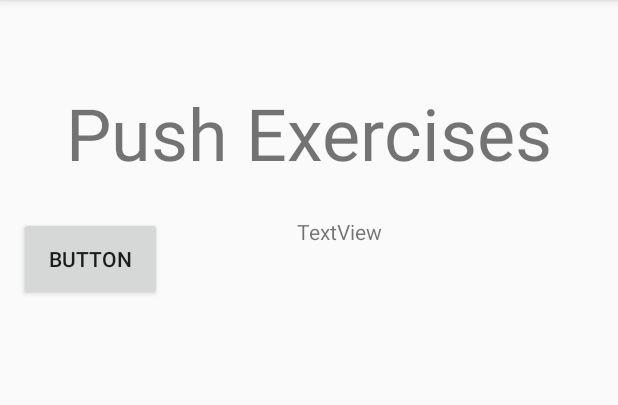
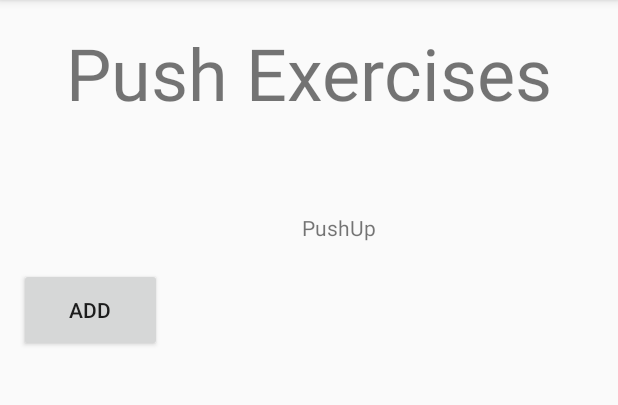
Before and after one commit to tecktim/CaliFit, an Android app: the WorkoutActivity screen opened directly, with no data from a screen before it, after a tap on "ADD PUSH EXERCISE", on a phone screen of 412 x 824 dp, the part 84-489 px from its top. Run offline under Robolectric (Android 15) with nearby library versions, the phone set to English and light mode, and no system bars.

Commit message:
Als nächste von Exercise zu Workout nur die Exercise rüberparcelln und in Workout dann zum EINZIGEN Model adden prost

```diff
--- a/app/src/main/java/com/example/CaliFit/ExerciseActivity.java
+++ b/app/src/main/java/com/example/CaliFit/ExerciseActivity.java
@@ -3,22 +3,55 @@ package com.example.CaliFit;
 import android.content.Intent;
 import android.support.v7.app.AppCompatActivity;
 import android.os.Bundle;
+import android.view.View;
+import android.widget.Button;
 import android.widget.TextView;
 
-public class ExerciseActivity extends AppCompatActivity {
 
+public class ExerciseActivity extends AppCompatActivity implements ExerciseActivityPresenter.ViewInterface{
+
+
+    ExerciseActivityPresenter exerciseActivityPresenter;
     @Override
     protected void onCreate(Bundle savedInstanceState) {
         super.onCreate(savedInstanceState);
         setContentView(R.layout.activity_exercise);
         Intent receivedIntent = getIntent();
+
+        exerciseActivityPresenter  = new ExerciseActivityPresenter(receivedIntent.<Model>getParcelableExtra("modelParcel"), this);
+
         TextView namePreviewExercise = (TextView) findViewById(R.id.namePreviewExercise);
         namePreviewExercise.setText(receivedIntent.getCharSequenceExtra(receivedIntent.EXTRA_TEXT));
+
+
+
+
+
+        Button addButtonPushUp = findViewById(R.id.addButtonPushup);
+        addButtonPushUp.setOnClickListener(new View.OnClickListener() {
+            @Override
+            public void onClick(View v) {
+                Exercise PushUp = new Exercise("Push up", Exercise.Category.Push);
+                exerciseActivityPresenter.addExercise(PushUp);
+            }
+        });
+
+
+
 
     }
 
     @Override
-    protected  void onPause(){
+    public void finish() {
+        Intent returnModel = new Intent();
+        returnModel.putExtra("modelParcel", exerciseActivityPresenter.getModel());
+        setResult(RESULT_OK, returnModel);
+
+        super.finish();
+    }
+
+    @Override
+    protected void onPause(){
         super.onPause();
 
     }
--- /dev/null
+++ b/app/src/main/java/com/example/CaliFit/ExerciseActivityPresenter.java
@@ -0,0 +1,25 @@
+package com.example.CaliFit;
+
+import android.support.v7.widget.ButtonBarLayout;
+
+public class ExerciseActivityPresenter {
+    private Model model;
+    private ViewInterface viewInterface;
+
+    public ExerciseActivityPresenter(Model model, ViewInterface viewInterface) {
+        this.model = model;
+        this.viewInterface = viewInterface;
+    }
+
+    public void addExercise(Exercise exercise) {
+        model.addListItem(exercise);
+    }
+
+    public Model getModel() {
+        return this.model;
+    }
+
+
+    public interface ViewInterface{
+    }
+}
--- a/app/src/main/java/com/example/CaliFit/HomeActivity.java
+++ b/app/src/main/java/com/example/CaliFit/HomeActivity.java
@@ -22,6 +22,7 @@ public class HomeActivity extends AppCompatActivity implements HomeActivityPrese
         setContentView(R.layout.activity_home);
         Toolbar toolbar = findViewById(R.id.toolbar);
         setSupportActionBar(toolbar);
+
 
         Button aboutButton = findViewById(R.id.aboutButton);
         aboutButton.setOnClickListener(new View.OnClickListener() {
--- a/app/src/main/java/com/example/CaliFit/HomeActivityPresenter.java
+++ b/app/src/main/java/com/example/CaliFit/HomeActivityPresenter.java
@@ -1,11 +1,9 @@
 package com.example.CaliFit;
 
 public class HomeActivityPresenter {
-    private Model model;
     private ViewInterface viewInterface;
 
     public HomeActivityPresenter(ViewInterface viewInterface) {
-        this.model = new Model();
         this.viewInterface = viewInterface;
     }
 
--- a/app/src/main/java/com/example/CaliFit/WorkoutActivity.java
+++ b/app/src/main/java/com/example/CaliFit/WorkoutActivity.java
@@ -1,18 +1,28 @@
 package com.example.CaliFit;
 
 import android.content.Intent;
+import android.os.Parcelable;
 import android.support.v7.app.AppCompatActivity;
 import android.os.Bundle;
 import android.view.View;
 import android.widget.Button;
 import android.widget.TextView;
+import android.widget.Toast;
 
-public class WorkoutActivity extends AppCompatActivity {
+import java.util.ArrayList;
 
+public class WorkoutActivity extends AppCompatActivity implements WorkoutActivityPresenter.ViewInterface{
+
+    WorkoutActivityPresenter workoutActivityPresenter;
     @Override
     protected void onCreate(Bundle savedInstanceState) {
         super.onCreate(savedInstanceState);
         setContentView(R.layout.activity_workout);
+        Intent receivedIntent = getIntent();
+
+        workoutActivityPresenter  = new WorkoutActivityPresenter(this);
+
+
 
         Button pushButton = findViewById(R.id.push_button);
         pushButton.setOnClickListener(new View.OnClickListener() {
@@ -21,9 +31,12 @@ public class WorkoutActivity extends AppCompatActivity {
 
                 Intent intent = new Intent(WorkoutActivity.this, ExerciseActivity.class);
                 intent.putExtra(Intent.EXTRA_TEXT, getString(R.string.push_exercise));
-                startActivity(intent);
+                intent.putExtra("modelParcel", workoutActivityPresenter.getModel());
+                startActivityForResult(intent, 1);
             }
         });
+
+
 
         Button pullButton = findViewById(R.id.pull_button);
         pullButton.setOnClickListener(new View.OnClickListener() {
@@ -36,15 +49,17 @@ public class WorkoutActivity extends AppCompatActivity {
             }
         });
 
+
+
         Button legsButton = findViewById(R.id.legs_button);
         legsButton.setOnClickListener(new View.OnClickListener() {
             @Override
             public void onClick(View v) {
                 Intent intent = new Intent(WorkoutActivity.this, ExerciseActivity.class);
                 intent.putExtra(Intent.EXTRA_TEXT, getString(R.string.legs_exercise));
-                startActivity(intent);
             }
         });
+
 
 
         Button coreButton = findViewById(R.id.core_button);
@@ -57,8 +72,25 @@ public class WorkoutActivity extends AppCompatActivity {
             }
         });
 
-        Intent receivedIntent = getIntent();
         TextView namePreviewWorkout = (TextView) findViewById(R.id.namePreviewWorkout);
         namePreviewWorkout.setText(receivedIntent.getCharSequenceExtra(receivedIntent.EXTRA_TEXT));
     }
+
+    @Override
+    protected void onActivityResult(int requestCode, int resultCode, Intent model) {
+        if (resultCode == RESULT_OK && requestCode == 1){
+            if(model.hasExtra("modelParcel")){
+                workoutActivityPresenter.setModel(model.<Model>getParcelableExtra("modelParcel"));
+            }
+        }
+        System.out.println();
+    }
+
+    @Override
+    public void onRestart(){
+        super.onRestart();
+        TextView pushView = findViewById(R.id.push_exercise_text);
+        //System.out.println(workoutActivityPresenter.getModel().PushList.get(0).name);
+
+    }
 }
--- a/app/src/main/res/layout/activity_exercise.xml
+++ b/app/src/main/res/layout/activity_exercise.xml
@@ -11,7 +11,6 @@
         android:layout_width="395dp"
         android:layout_height="wrap_content"
         android:layout_marginStart="8dp"
-        android:layout_marginTop="8dp"
         android:layout_marginEnd="8dp"
         android:textAlignment="center"
         android:textSize="48sp"
@@ -20,19 +19,22 @@
         app:layout_constraintHorizontal_bias="0.0"
         app:layout_constraintStart_toStartOf="parent"
         app:layout_constraintTop_toTopOf="parent"
-        app:layout_constraintVertical_bias="0.069" />
+        app:layout_constraintVertical_bias="0.023" />
 
     <Button
-        android:id="@+id/button"
+        android:id="@+id/addButtonPushup"
         android:layout_width="95dp"
         android:layout_height="56dp"
         android:layout_marginStart="8dp"
         android:layout_marginTop="24dp"
         android:layout_marginEnd="8dp"
-        android:text="Button"
+        android:layout_marginBottom="533dp"
+        android:text="Add"
+        app:layout_constraintBottom_toBottomOf="parent"
         app:layout_constraintEnd_toStartOf="@+id/textView"
         app:layout_constraintStart_toStartOf="parent"
-        app:layout_constraintTop_toBottomOf="@+id/namePreviewExercise" />
+        app:layout_constraintTop_toBottomOf="@+id/namePreviewExercise"
+        app:layout_constraintVertical_bias="1.0" />
 
     <TextView
         android:id="@+id/textView"
@@ -41,11 +43,13 @@
         android:layout_marginStart="8dp"
         android:layout_marginTop="24dp"
         android:layout_marginEnd="8dp"
-        android:text="TextView"
+        android:layout_marginBottom="533dp"
+        android:text="PushUp"
         android:textAlignment="center"
+        app:layout_constraintBottom_toBottomOf="parent"
         app:layout_constraintEnd_toStartOf="@+id/imageView"
         app:layout_constraintHorizontal_bias="1.0"
-        app:layout_constraintStart_toEndOf="@+id/button"
+        app:layout_constraintStart_toEndOf="@+id/addButtonPushup"
         app:layout_constraintTop_toBottomOf="@+id/namePreviewExercise" />
 
     <ImageView
@@ -55,9 +59,11 @@
         android:layout_marginStart="8dp"
         android:layout_marginTop="24dp"
         android:layout_marginEnd="8dp"
+        android:layout_marginBottom="533dp"
+        app:layout_constraintBottom_toBottomOf="parent"
         app:layout_constraintEnd_toEndOf="parent"
         app:layout_constraintStart_toEndOf="@+id/textView"
         app:layout_constraintTop_toBottomOf="@+id/namePreviewExercise"
-        tools:srcCompat="@tools:sample/avatars" />
+        tools:srcCompat="@android:drawable/sym_action_call" />
 
 </android.support.constraint.ConstraintLayout>
--- a/app/src/main/res/layout/activity_workout.xml
+++ b/app/src/main/res/layout/activity_workout.xml
@@ -11,7 +11,7 @@
         android:layout_width="395dp"
         android:layout_height="wrap_content"
         android:layout_marginStart="8dp"
-        android:layout_marginTop="8dp"
+        android:layout_marginTop="77dp"
         android:layout_marginEnd="8dp"
         android:text="@string/app_title_workout"
         android:textAlignment="center"
```
Also changed, not shown: app/src/main/java/com/example/CaliFit/Model.java (+38 -1 lines), app/src/main/java/com/example/CaliFit/WorkoutActivityPresenter.java (+25 -1 lines).
